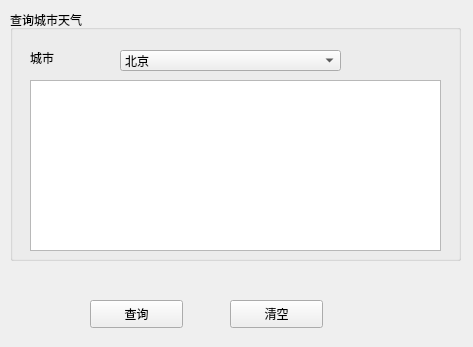
Qt form Chapter11/example2/WeatherWin.ui (cxinping/PyQt5) before a commit.
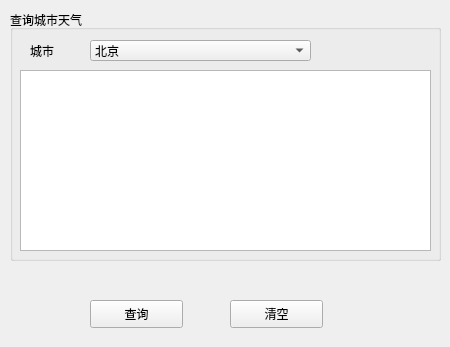
The same form after that commit.

```diff
--- a/Chapter11/example2/WeatherWin.ui
+++ b/Chapter11/example2/WeatherWin.ui
@@ -6,7 +6,7 @@
    <rect>
     <x>0</x>
     <y>0</y>
-    <width>473</width>
+    <width>450</width>
     <height>347</height>
    </rect>
   </property>
@@ -18,7 +18,7 @@
     <rect>
      <x>10</x>
      <y>10</y>
-     <width>451</width>
+     <width>431</width>
      <height>251</height>
     </rect>
    </property>
@@ -28,8 +28,8 @@
    <widget class="QComboBox" name="weatherComboBox">
     <property name="geometry">
      <rect>
-      <x>110</x>
-      <y>40</y>
+      <x>80</x>
+      <y>30</y>
       <width>221</width>
       <height>21</height>
      </rect>
@@ -53,10 +53,10 @@
    <widget class="QTextEdit" name="resultText">
     <property name="geometry">
      <rect>
-      <x>20</x>
-      <y>70</y>
+      <x>10</x>
+      <y>60</y>
       <width>411</width>
-      <height>171</height>
+      <height>181</height>
      </rect>
     </property>
    </widget>
@@ -64,9 +64,9 @@
     <property name="geometry">
      <rect>
       <x>20</x>
-      <y>40</y>
+      <y>30</y>
       <width>72</width>
-      <height>15</height>
+      <height>21</height>
      </rect>
     </property>
     <property name="text">
```
